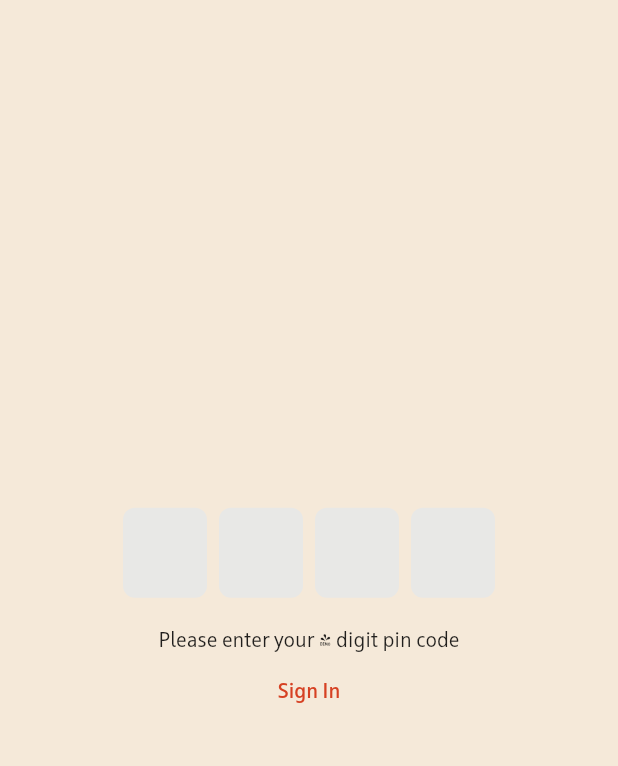
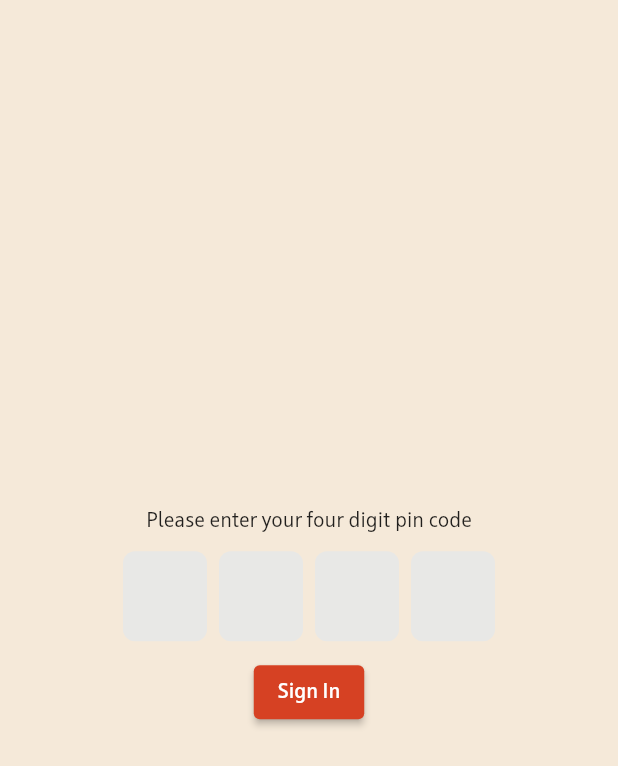
Before and after one commit to imcrisanto/sales-dashboard, a Flutter app: the PinScreen screen opened directly, on a phone screen of 412 x 824 dp. Shown: the top 766 px of the screen. Run offline on Flutter 3.47's test engine with Material 2 defaults, Android fonts, the light colour scheme and no system bars; drawn by our look-alikes of pinput.

Commit message:
updated Pincode and Recipes

```diff
--- a/lib/screens/pincode.dart
+++ b/lib/screens/pincode.dart
@@ -19,7 +19,12 @@ class _PinScreenState extends State<PinScreen> {
           child: Column(
         mainAxisAlignment: MainAxisAlignment.center,
         children: [
-          Pinput(
+          Column(
+            children: [
+              const Text("Please enter your four digit pin code"),
+              Padding(
+                padding: const EdgeInsets.symmetric(vertical: 10.0),
+                child: Pinput(
                   length: 4,
                   autofocus: true,
                   closeKeyboardWhenCompleted: true,
@@ -27,12 +32,8 @@ class _PinScreenState extends State<PinScreen> {
                     return s == '2022' ? null : 'Incorrect Pincode';
                   },
                 ),
-          Padding(
-            padding: const EdgeInsets.fromLTRB(0, 20, 0, 0),
-            child: Column(
-              children: [
-                const Text("Please enter your 4 digit pin code"),
-                TextButton(
+              ),
+              ElevatedButton(
                 onPressed: () {
                   Navigator.push(
                       context,
@@ -43,7 +44,6 @@ class _PinScreenState extends State<PinScreen> {
               ),
             ],
           ),
-          ),
         ],
       )),
     );
```
Also changed, not shown: lib/screens/recipes.dart (+7 -1 lines). Lines whose indentation alone changed are shown as unchanged.
